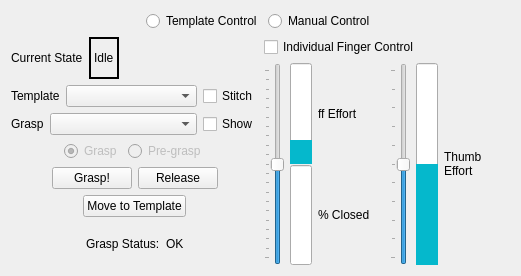
This is vigir_ocs_grasp_widget/src/graspWidget.ui in team-vigir/vigir_ocs_common as Qt 5 draws it before an edit. The edited form follows.
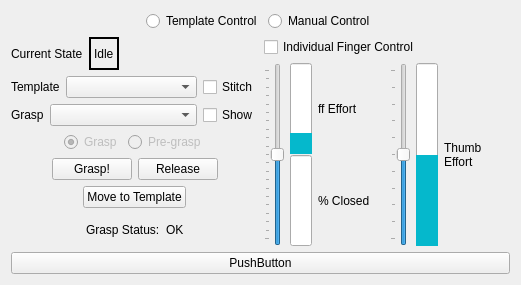
This is the edited form.

Diff of the .ui file:
```diff
--- a/vigir_ocs_grasp_widget/src/graspWidget.ui
+++ b/vigir_ocs_grasp_widget/src/graspWidget.ui
@@ -548,6 +548,13 @@
      </layout>
     </widget>
    </item>
+   <item>
+    <widget class="QPushButton" name="pushButton">
+     <property name="text">
+      <string>PushButton</string>
+     </property>
+    </widget>
+   </item>
   </layout>
  </widget>
  <layoutdefault spacing="6" margin="11"/>
```
